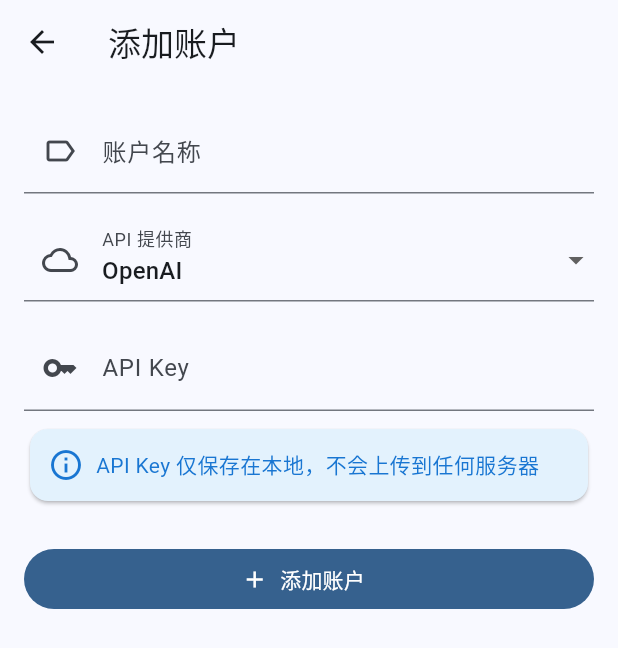
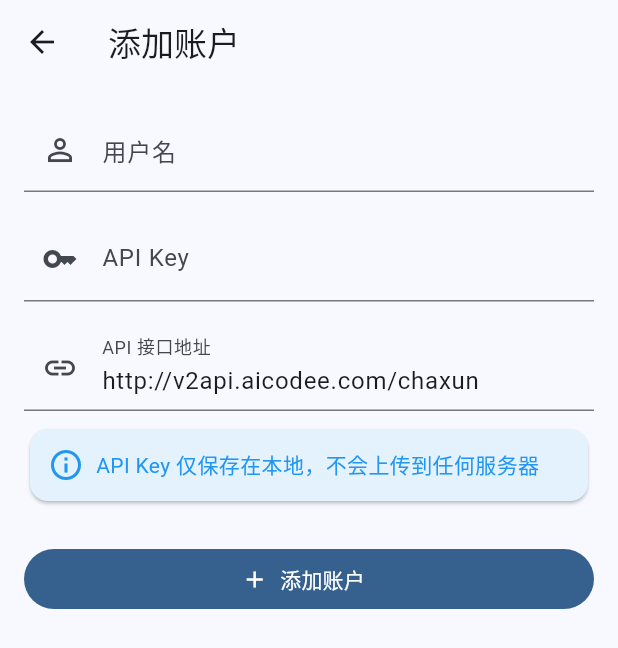
Before and after one commit to raopan2021/api_quota_helper, a Flutter app: the screen it shows after launch, after a tap on the "add" icon, on a phone screen of 412 x 824 dp. Shown: the top 648 px of the screen. Run offline on Flutter 3.47's test engine with Material 3 defaults, Android fonts, the phone set to English and light mode, and no system bars; our stand-ins replace dio, shared_preferences; missing offline and left inert: home_widget.

Commit message:
Add dark mode, settings, edit account, detailed info display

```diff
--- a/lib/main.dart
+++ b/lib/main.dart
@@ -1,14 +1,23 @@
 import 'package:flutter/material.dart';
 import 'package:provider/provider.dart';
+import 'package:shared_preferences/shared_preferences.dart';
 import 'providers/account_provider.dart';
 import 'pages/home_page.dart';
 
-void main() {
-  runApp(const QuotaApp());
+void main() async {
+  WidgetsFlutterBinding.ensureInitialized();
+
+  // 加载主题设置
+  final prefs = await SharedPreferences.getInstance();
+  final isDarkMode = prefs.getBool('darkMode') ?? false;
+
+  runApp(QuotaApp(isDarkMode: isDarkMode));
 }
 
 class QuotaApp extends StatelessWidget {
-  const QuotaApp({super.key});
+  final bool isDarkMode;
+
+  const QuotaApp({super.key, required this.isDarkMode});
 
   @override
   Widget build(BuildContext context) {
@@ -16,12 +25,21 @@
       create: (_) => AccountProvider(),
       child: MaterialApp(
         title: 'API 额度查询',
+        debugShowCheckedModeBanner: false,
         theme: ThemeData(
           colorScheme: ColorScheme.fromSeed(seedColor: Colors.blue),
           useMaterial3: true,
         ),
+        darkTheme: ThemeData(
+          brightness: Brightness.dark,
+          colorScheme: ColorScheme.fromSeed(
+            seedColor: Colors.blue,
+            brightness: Brightness.dark,
+          ),
+          useMaterial3: true,
+        ),
+        themeMode: isDarkMode ? ThemeMode.dark : ThemeMode.light,
         home: const HomePage(),
-        debugShowCheckedModeBanner: false,
       ),
     );
   }
--- a/lib/models/account.dart
+++ b/lib/models/account.dart
@@ -1,9 +1,10 @@
 // API 账户模型
 class ApiAccount {
   final String id;
-  final String name;
-  final String apiKey;
-  final String provider; // openai, anthropic, google 等
+  final String name;        // 用户名
+  final String apiKey;      // API Key
+  final String provider;    // 暂时保留兼容
+  final String apiUrl;      // API 接口地址
   final DateTime? lastRefresh;
   final Map<String, dynamic>? quotaInfo;
 
@@ -12,26 +13,21 @@
     required this.name,
     required this.apiKey,
     required this.provider,
+    this.apiUrl = 'http://v2api.aicodee.com/chaxun',
     this.lastRefresh,
     this.quotaInfo,
   });
 
   // 解析 API 响应数据
-  factory ApiAccount.fromApiResponse(String id, String name, String apiKey, String provider, Map<String, dynamic> data) {
+  factory ApiAccount.fromApiResponse(String id, String name, String apiKey, String provider, String apiUrl, Map<String, dynamic> data) {
     return ApiAccount(
       id: id,
       name: name,
       apiKey: apiKey,
       provider: provider,
+      apiUrl: apiUrl,
       lastRefresh: DateTime.now(),
-      quotaInfo: {
-        'subscription': data['subscription']?['title'] ?? 'Free',
-        'limit': data['limit'] ?? 0,
-        'used': data['usage'] ?? 0,
-        'remaining': (data['limit'] ?? 0) - (data['usage'] ?? 0),
-        'resetTime': data['reset_time'] ?? data['expires_at'],
-        'percent': ((data['usage'] ?? 0) / (data['limit'] ?? 1) * 100).toStringAsFixed(1),
-      },
+      quotaInfo: data,
     );
   }
 
@@ -40,6 +36,7 @@
     'name': name,
     'apiKey': apiKey,
     'provider': provider,
+    'apiUrl': apiUrl,
     'lastRefresh': lastRefresh?.toIso8601String(),
     'quotaInfo': quotaInfo,
   };
@@ -49,9 +46,28 @@
       id: json['id'],
       name: json['name'],
       apiKey: json['apiKey'],
-      provider: json['provider'],
+      provider: json['provider'] ?? 'custom',
+      apiUrl: json['apiUrl'] ?? 'http://v2api.aicodee.com/chaxun',
       lastRefresh: json['lastRefresh'] != null ? DateTime.parse(json['lastRefresh']) : null,
       quotaInfo: json['quotaInfo'],
     );
   }
+
+  // 复制并修改
+  ApiAccount copyWith({
+    String? name,
+    String? apiKey,
+    String? apiUrl,
+    Map<String, dynamic>? quotaInfo,
+  }) {
+    return ApiAccount(
+      id: id,
+      name: name ?? this.name,
+      apiKey: apiKey ?? this.apiKey,
+      provider: provider,
+      apiUrl: apiUrl ?? this.apiUrl,
+      lastRefresh: lastRefresh,
+      quotaInfo: quotaInfo ?? this.quotaInfo,
+    );
+  }
 }
--- a/lib/pages/add_account_page.dart
+++ b/lib/pages/add_account_page.dart
@@ -3,7 +3,9 @@
 import '../providers/account_provider.dart';
 
 class AddAccountPage extends StatefulWidget {
-  const AddAccountPage({super.key});
+  final String? editId;
+
+  const AddAccountPage({super.key, this.editId});
 
   @override
   State<AddAccountPage> createState() => _AddAccountPageState();
@@ -13,21 +15,38 @@
   final _formKey = GlobalKey<FormState>();
   final _nameController = TextEditingController();
   final _apiKeyController = TextEditingController();
-  String _selectedProvider = 'openai';
+  final _apiUrlController = TextEditingController(text: 'http://v2api.aicodee.com/chaxun');
   bool _isLoading = false;
+  bool _isEditing = false;
 
-  final List<Map<String, String>> _providers = [
-    {'value': 'openai', 'label': 'OpenAI'},
-    {'value': 'anthropic', 'label': 'Anthropic (Claude)'},
-    {'value': 'google', 'label': 'Google AI (Gemini)'},
-    {'value': 'moonshot', 'label': '月之暗面 (Moonshot)'},
-    {'value': 'custom', 'label': '自定义'},
-  ];
+  @override
+  void initState() {
+    super.initState();
+    if (widget.editId != null) {
+      _isEditing = true;
+      WidgetsBinding.instance.addPostFrameCallback((_) {
+        _loadEditData();
+      });
+    }
+  }
+
+  void _loadEditData() {
+    final provider = context.read<AccountProvider>();
+    final account = provider.accounts.firstWhere(
+      (a) => a.id == widget.editId,
+      orElse: () => throw Exception('Account not found'),
+    );
+    _nameController.text = account.name;
+    _apiKeyController.text = account.apiKey;
+    _apiUrlController.text = account.apiUrl;
+    setState(() {});
+  }
 
   @override
   void dispose() {
     _nameController.dispose();
     _apiKeyController.dispose();
+    _apiUrlController.dispose();
     super.dispose();
   }
 
@@ -35,47 +54,26 @@
   Widget build(BuildContext context) {
     return Scaffold(
       appBar: AppBar(
-        title: const Text('添加账户'),
+        title: Text(_isEditing ? '编辑账户' : '添加账户'),
       ),
       body: Form(
         key: _formKey,
         child: ListView(
           padding: const EdgeInsets.all(16),
           children: [
-            // 账户名称
+            // 用户名
             TextFormField(
               controller: _nameController,
               decoration: const InputDecoration(
-                labelText: '账户名称',
-                hintText: '例如: 我的 OpenAI',
-                prefixIcon: Icon(Icons.label_outline),
+                labelText: '用户名',
+                hintText: '请输入用户名',
+                prefixIcon: Icon(Icons.person_outline),
               ),
               validator: (value) {
                 if (value == null || value.isEmpty) {
-                  return '请输入账户名称';
+                  return '请输入用户名';
                 }
                 return null;
-              },
-            ),
-            const SizedBox(height: 16),
-
-            // API Provider 选择
-            DropdownButtonFormField<String>(
-              value: _selectedProvider,
-              decoration: const InputDecoration(
-                labelText: 'API 提供商',
-                prefixIcon: Icon(Icons.cloud_outlined),
-              ),
-              items: _providers.map((p) {
-                return DropdownMenuItem(
-                  value: p['value'],
-                  child: Text(p['label']!),
-                );
-              }).toList(),
-              onChanged: (value) {
-                setState(() {
-                  _selectedProvider = value!;
-                });
               },
             ),
             const SizedBox(height: 16),
@@ -85,7 +83,7 @@
               controller: _apiKeyController,
               decoration: const InputDecoration(
                 labelText: 'API Key',
-                hintText: '请输入您的 API Key',
+                hintText: '请输入 API Key',
                 prefixIcon: Icon(Icons.key),
               ),
               obscureText: true,
@@ -99,21 +97,38 @@
                 return null;
               },
             ),
+            const SizedBox(height: 16),
+
+            // API 接口地址
+            TextFormField(
+              controller: _apiUrlController,
+              decoration: const InputDecoration(
+                labelText: 'API 接口地址',
+                hintText: '例如: http://v2api.aicodee.com/chaxun',
+                prefixIcon: Icon(Icons.link),
+              ),
+              validator: (value) {
+                if (value == null || value.isEmpty) {
+                  return '请输入 API 接口地址';
+                }
+                return null;
+              },
+            ),
             const SizedBox(height: 8),
 
             // 提示
             Card(
               color: Colors.blue[50],
-              child: Padding(
-                padding: const EdgeInsets.all(12),
+              child: const Padding(
+                padding: EdgeInsets.all(12),
                 child: Row(
                   children: [
-                    Icon(Icons.info_outline, color: Colors.blue[700]),
-                    const SizedBox(width: 8),
+                    Icon(Icons.info_outline, color: Colors.blue),
+                    SizedBox(width: 8),
                     Expanded(
                       child: Text(
                         'API Key 仅保存在本地，不会上传到任何服务器',
-                        style: TextStyle(color: Colors.blue[700]),
+                        style: TextStyle(color: Colors.blue),
                       ),
                     ),
                   ],
@@ -122,17 +137,17 @@
             ),
             const SizedBox(height: 24),
 
-            // 添加按钮
+            // 添加/保存按钮
             FilledButton.icon(
-              onPressed: _isLoading ? null : _addAccount,
+              onPressed: _isLoading ? null : _saveAccount,
               icon: _isLoading
                 ? const SizedBox(
                     width: 20,
                     height: 20,
                     child: CircularProgressIndicator(strokeWidth: 2, color: Colors.white),
                   )
-                : const Icon(Icons.add),
-              label: Text(_isLoading ? '添加中...' : '添加账户'),
+                : Icon(_isEditing ? Icons.save : Icons.add),
+              label: Text(_isLoading ? '保存中...' : (_isEditing ? '保存修改' : '添加账户')),
             ),
           ],
         ),
@@ -140,7 +155,7 @@
     );
   }
 
-  Future<void> _addAccount() async {
+  Future<void> _saveAccount() async {
     if (!_formKey.currentState!.validate()) return;
 
     setState(() {
@@ -148,16 +163,29 @@
     });
 
     try {
-      final success = await context.read<AccountProvider>().addAccount(
-        name: _nameController.text.trim(),
-        apiKey: _apiKeyController.text.trim(),
-        provider: _selectedProvider,
-      );
+      final provider = context.read<AccountProvider>();
 
-      if (success && mounted) {
+      if (_isEditing) {
+        // 编辑模式
+        await provider.updateAccount(
+          id: widget.editId!,
+          name: _nameController.text.trim(),
+          apiKey: _apiKeyController.text.trim(),
+          apiUrl: _apiUrlController.text.trim(),
+        );
+      } else {
+        // 添加模式
+        await provider.addAccount(
+          name: _nameController.text.trim(),
+          apiKey: _apiKeyController.text.trim(),
+          apiUrl: _apiUrlController.text.trim(),
+        );
+      }
+
+      if (mounted) {
         Navigator.pop(context);
         ScaffoldMessenger.of(context).showSnackBar(
-          const SnackBar(content: Text('账户添加成功')),
+          SnackBar(content: Text(_isEditing ? '修改成功' : '添加成功')),
         );
       }
     } finally {
```
Also changed, not shown: lib/pages/home_page.dart (+77 -27 lines), lib/pages/settings_page.dart (added, +93 -0 lines), lib/providers/account_provider.dart (+32 -2 lines), lib/services/api_service.dart (+34 -119 lines), 1 other file.
